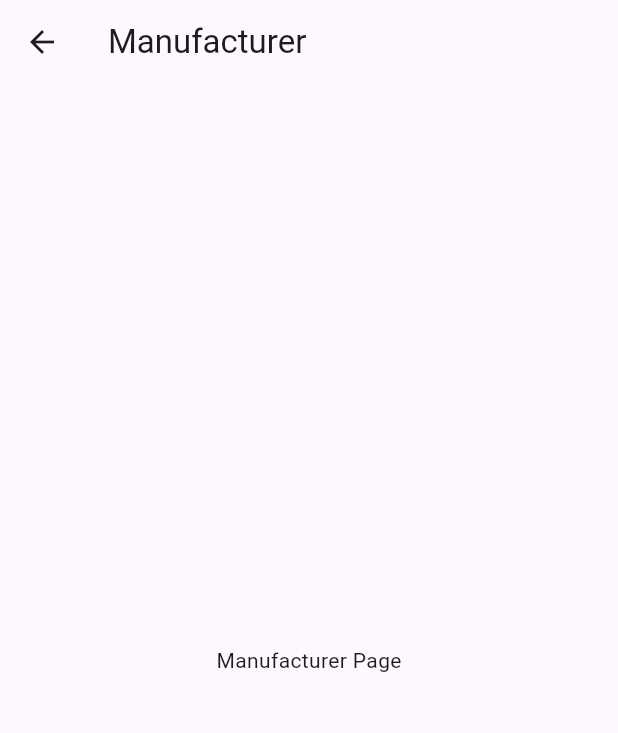
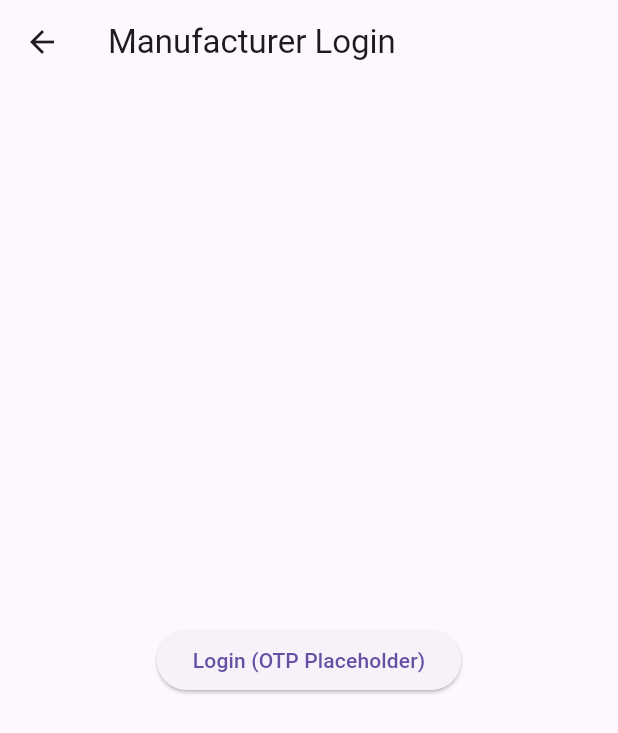
Before and after one commit to aanjeneykodesia-web/Aanjeney-, a Flutter app: the screen it shows after launch, after a tap on "Manufacturer", on a phone screen of 412 x 824 dp. Shown: the top 733 px of the screen. Run offline on Flutter 3.47's test engine with Material 3 defaults, Android fonts, the phone set to English and light mode, and no system bars.

Commit message:
Modify ManufacturerLogin to add login button
Updated the ManufacturerLogin page to include a login button that navigates to the ManufacturerDashboard.

```diff
--- a/lib/manufacturer_login.dart
+++ b/lib/manufacturer_login.dart
@@ -1,11 +1,19 @@
 import 'package:flutter/material.dart';
+import 'manufacturer_dashboard.dart';
 
 class ManufacturerLogin extends StatelessWidget {
   @override
   Widget build(BuildContext context) {
     return Scaffold(
-      appBar: AppBar(title: const Text("Manufacturer")),
-      body: const Center(child: Text("Manufacturer Page")),
+      appBar: AppBar(title: const Text("Manufacturer Login")),
+      body: Center(
+        child: ElevatedButton(
+          onPressed: () {
+            Navigator.push(context, MaterialPageRoute(builder: (_) => ManufacturerDashboard()));
+          },
+          child: const Text("Login (OTP Placeholder)"),
+        ),
+      ),
     );
   }
 }
```
